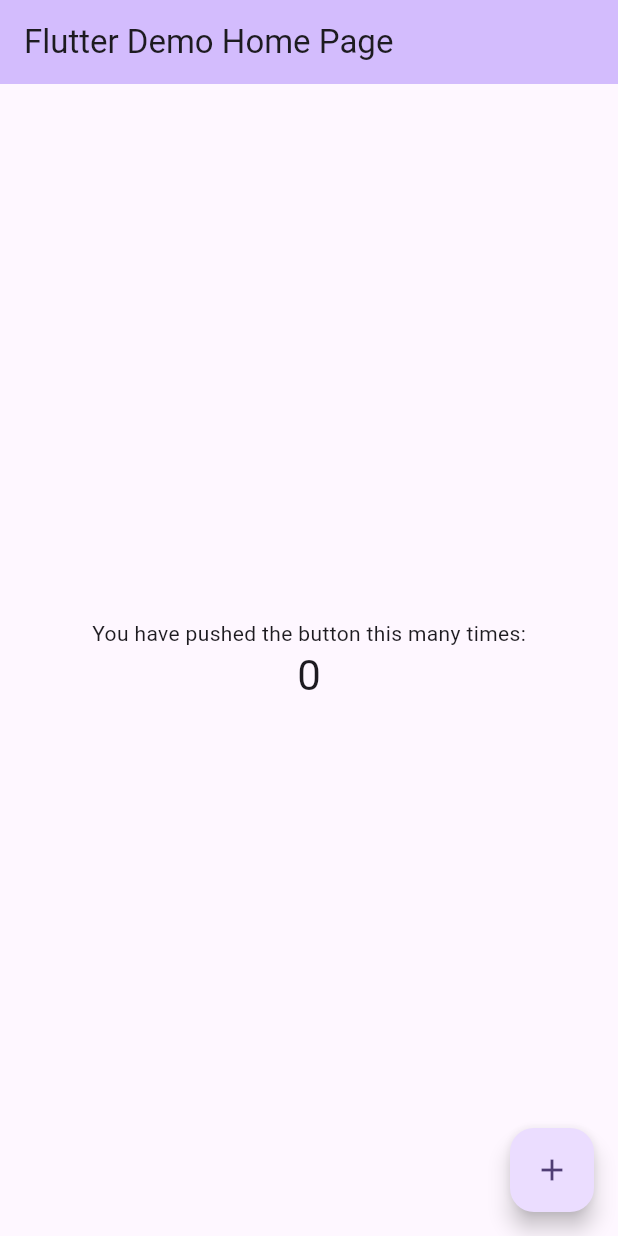
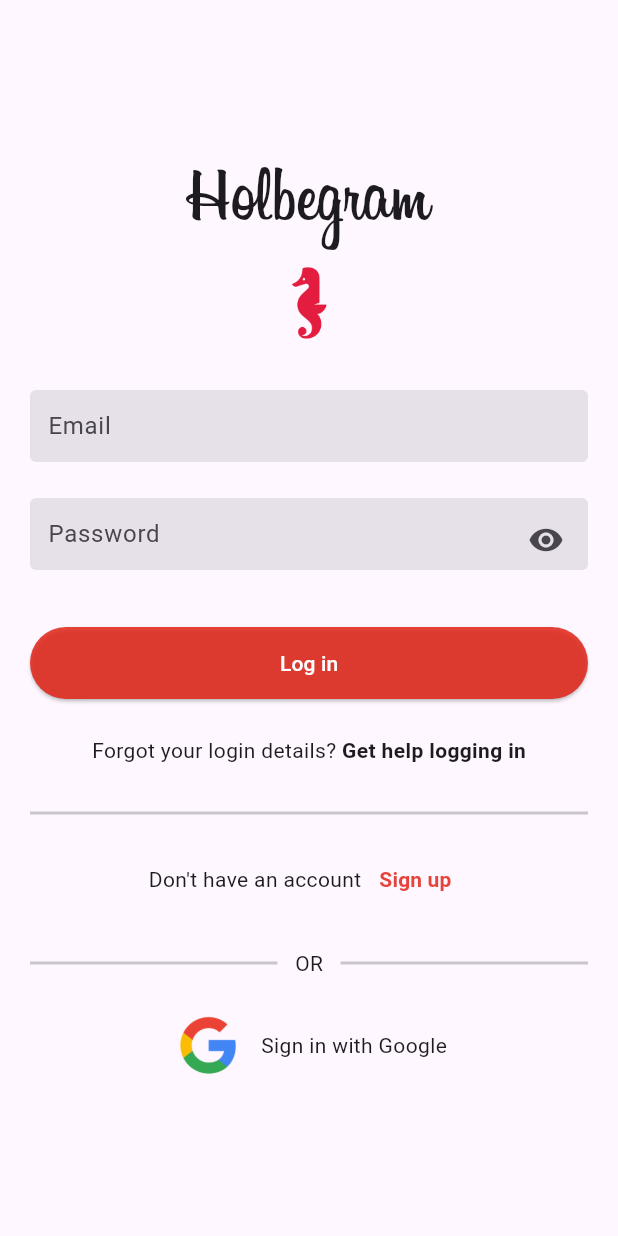
Before and after one commit to Fpierr/holbertonschool-holbegram, a Flutter app: the screen it shows after launch, on a phone screen of 412 x 824 dp. Run offline on Flutter 3.47's test engine with Material 3 defaults, Android fonts, the phone set to English and light mode, and no system bars; our stand-ins replace firebase_core; accounts and stored records are empty.

Commit message:
add signup and login page

```diff
--- a/holbegram/lib/main.dart
+++ b/holbegram/lib/main.dart
@@ -1,125 +1,36 @@
 import 'package:flutter/material.dart';
+import 'package:firebase_core/firebase_core.dart';
+import 'firebase_options.dart';
+import 'screens/login_screen.dart';
+import 'screens/signup_screen.dart';
 
-void main() {
+Future<void> main() async {
+  WidgetsFlutterBinding.ensureInitialized();
+
+  await Firebase.initializeApp(
+    options: DefaultFirebaseOptions.currentPlatform,
+  );
+
   runApp(const MyApp());
 }
 
 class MyApp extends StatelessWidget {
   const MyApp({super.key});
 
-  // This widget is the root of your application.
   @override
   Widget build(BuildContext context) {
     return MaterialApp(
-      title: 'Flutter Demo',
+      title: 'Holbegram',
+      debugShowCheckedModeBanner: false,
       theme: ThemeData(
-        // This is the theme of your application.
-        //
-        // TRY THIS: Try running your application with "flutter run". You'll see
-        // the application has a purple toolbar. Then, without quitting the app,
-        // try changing the seedColor in the colorScheme below to Colors.green
-        // and then invoke "hot reload" (save your changes or press the "hot
-        // reload" button in a Flutter-supported IDE, or press "r" if you used
-        // the command line to start the app).
-        //
-        // Notice that the counter didn't reset back to zero; the application
-        // state is not lost during the reload. To reset the state, use hot
-        // restart instead.
-        //
-        // This works for code too, not just values: Most code changes can be
-        // tested with just a hot reload.
-        colorScheme: ColorScheme.fromSeed(seedColor: Colors.deepPurple),
+        primaryColor: const Color.fromARGB(218, 226, 37, 24),
         useMaterial3: true,
       ),
-      home: const MyHomePage(title: 'Flutter Demo Home Page'),
+      home: const LoginScreen(),
+      routes: {
+        '/login': (context) => const LoginScreen(),
+        '/signup': (context) => const SignUp(),
+      },
     );
   }
 }
-
-class MyHomePage extends StatefulWidget {
-  const MyHomePage({super.key, required this.title});
-
-  // This widget is the home page of your application. It is stateful, meaning
-  // that it has a State object (defined below) that contains fields that affect
-  // how it looks.
-
-  // This class is the configuration for the state. It holds the values (in this
-  // case the title) provided by the parent (in this case the App widget) and
-  // used by the build method of the State. Fields in a Widget subclass are
-  // always marked "final".
-
-  final String title;
-
-  @override
-  State<MyHomePage> createState() => _MyHomePageState();
-}
-
-class _MyHomePageState extends State<MyHomePage> {
-  int _counter = 0;
-
-  void _incrementCounter() {
-    setState(() {
-      // This call to setState tells the Flutter framework that something has
-      // changed in this State, which causes it to rerun the build method below
-      // so that the display can reflect the updated values. If we changed
-      // _counter without calling setState(), then the build method would not be
-      // called again, and so nothing would appear to happen.
-      _counter++;
-    });
-  }
-
-  @override
-  Widget build(BuildContext context) {
-    // This method is rerun every time setState is called, for instance as done
-    // by the _incrementCounter method above.
-    //
-    // The Flutter framework has been optimized to make rerunning build methods
-    // fast, so that you can just rebuild anything that needs updating rather
-    // than having to individually change instances of widgets.
-    return Scaffold(
-      appBar: AppBar(
-        // TRY THIS: Try changing the color here to a specific color (to
-        // Colors.amber, perhaps?) and trigger a hot reload to see the AppBar
-        // change color while the other colors stay the same.
-        backgroundColor: Theme.of(context).colorScheme.inversePrimary,
-        // Here we take the value from the MyHomePage object that was created by
-        // the App.build method, and use it to set our appbar title.
-        title: Text(widget.title),
-      ),
-      body: Center(
-        // Center is a layout widget. It takes a single child and positions it
-        // in the middle of the parent.
-        child: Column(
-          // Column is also a layout widget. It takes a list of children and
-          // arranges them vertically. By default, it sizes itself to fit its
-          // children horizontally, and tries to be as tall as its parent.
-          //
-          // Column has various properties to control how it sizes itself and
-          // how it positions its children. Here we use mainAxisAlignment to
-          // center the children vertically; the main axis here is the vertical
-          // axis because Columns are vertical (the cross axis would be
-          // horizontal).
-          //
-          // TRY THIS: Invoke "debug painting" (choose the "Toggle Debug Paint"
-          // action in the IDE, or press "p" in the console), to see the
-          // wireframe for each widget.
-          mainAxisAlignment: MainAxisAlignment.center,
-          children: <Widget>[
-            const Text(
-              'You have pushed the button this many times:',
-            ),
-            Text(
-              '$_counter',
-              style: Theme.of(context).textTheme.headlineMedium,
-            ),
-          ],
-        ),
-      ),
-      floatingActionButton: FloatingActionButton(
-        onPressed: _incrementCounter,
-        tooltip: 'Increment',
-        child: const Icon(Icons.add),
-      ), // This trailing comma makes auto-formatting nicer for build methods.
-    );
-  }
-}
--- /dev/null
+++ b/holbegram/lib/screens/login_screen.dart
@@ -0,0 +1,176 @@
+import 'package:flutter/material.dart';
+import 'package:holbegram/screens/signup_screen.dart';
+import 'package:holbegram/widgets/text_field.dart';
+
+class LoginScreen extends StatefulWidget {
+  const LoginScreen({super.key});
+
+  @override
+  State<LoginScreen> createState() => _LoginScreenState();
+}
+
+class _LoginScreenState extends State<LoginScreen> {
+  final TextEditingController emailController = TextEditingController();
+  final TextEditingController passwordController = TextEditingController();
+  bool _passwordVisible = true;
+
+  @override
+  void initState() {
+    super.initState();
+    _passwordVisible = true;
+  }
+
+  @override
+  void dispose() {
+    emailController.dispose();
+    passwordController.dispose();
+    super.dispose();
+  }
+
+  @override
+  Widget build(BuildContext context) {
+    return Scaffold(
+      body: SingleChildScrollView(
+        child: Column(
+          mainAxisSize: MainAxisSize.min,
+          mainAxisAlignment: MainAxisAlignment.center,
+          children: [
+            const SizedBox(height: 100),
+            const Text(
+              'Holbegram',
+              style: TextStyle(
+                fontFamily: 'Billabong',
+                fontSize: 50,
+              ),
+            ),
+            Image.asset(
+              'assets/images/logo.png',
+              width: 80,
+              height: 60,
+            ),
+            Padding(
+              padding: const EdgeInsets.symmetric(horizontal: 20),
+              child: Column(
+                children: [
+                  const SizedBox(height: 28),
+                  TextFieldInput(
+                    controller: emailController,
+                    ispassword: false,
+                    hintText: 'Email',
+                    keyboardType: TextInputType.emailAddress,
+                  ),
+                  const SizedBox(height: 24),
+                  TextFieldInput(
+                    controller: passwordController,
+                    ispassword: !_passwordVisible,
+                    hintText: 'Password',
+                    keyboardType: TextInputType.visiblePassword,
+                    suffixIcon: IconButton(
+                      alignment: Alignment.bottomLeft,
+                      icon: Icon(
+                        _passwordVisible
+                            ? Icons.visibility
+                            : Icons.visibility_off,
+                      ),
+                      onPressed: () {
+                        setState(() {
+                          _passwordVisible = !_passwordVisible;
+                        });
+                      },
+                    ),
+                  ),
+                  const SizedBox(height: 38),
+                  SizedBox(
+                    height: 48,
+                    width: double.infinity,
+                    child: ElevatedButton(
+                      style: ButtonStyle(
+                        backgroundColor: WidgetStateProperty.all(
+                          const Color.fromARGB(218, 226, 37, 24),
+                        ),
+                      ),
+                      onPressed: () {},
+                      child: const Text(
+                        'Log in',
+                        style: TextStyle(color: Colors.white),
+                      ),
+                    ),
+                  ),
+                  const SizedBox(height: 24),
+                  const Row(
+                    mainAxisAlignment: MainAxisAlignment.center,
+                    children: [
+                      Text('Forgot your login details? '),
+                      Text(
+                        'Get help logging in',
+                        style: TextStyle(fontWeight: FontWeight.bold),
+                      ),
+                    ],
+                  ),
+                  const Flexible(
+                    flex: 0,
+                    child: SizedBox(),
+                  ),
+                  const SizedBox(height: 24),
+                  const Divider(thickness: 2),
+                  Padding(
+                    padding: const EdgeInsets.symmetric(vertical: 12),
+                    child: Row(
+                      mainAxisAlignment: MainAxisAlignment.center,
+                      children: [
+                        const Text("Don't have an account"),
+                        TextButton(
+                          onPressed: () {
+                            Navigator.push(
+                              context,
+                              MaterialPageRoute(
+                                builder: (context) => const SignUp(),
+                              ),
+                            );
+                          },
+                          child: const Text(
+                            'Sign up',
+                            style: TextStyle(
+                              fontWeight: FontWeight.bold,
+                              color: Color.fromARGB(218, 226, 37, 24),
+                            ),
+                          ),
+                        ),
+                      ],
+                    ),
+                  ),
+                  const SizedBox(height: 10),
+                  const Row(
+                    children: [
+                      Flexible(child: Divider(thickness: 2)),
+                      Padding(
+                        padding: EdgeInsets.symmetric(horizontal: 8),
+                        child: Text(" OR "),
+                      ),
+                      Flexible(child: Divider(thickness: 2)),
+                    ],
+                  ),
+                  const SizedBox(height: 20),
+                  Row(
+                    mainAxisSize: MainAxisSize.min,
+                    mainAxisAlignment: MainAxisAlignment.center,
+                    children: [
+                      Image.asset(
+                        'assets/images/google_logo.png',
+                        width: 50,
+                        height: 50,
+                      ),
+                      const SizedBox(width: 10),
+                      const Text("Sign in with Google"),
+                    ],
+                  ),
+                ],
+              ),
+            ),
+            const SizedBox(height: 20),
+          ],
+        ),
+      ),
+    );
+  }
+}
--- /dev/null
+++ b/holbegram/lib/widgets/text_field.dart
@@ -0,0 +1,53 @@
+import 'package:flutter/material.dart';
+
+class TextFieldInput extends StatelessWidget {
+  final TextEditingController controller;
+  final bool ispassword; // Correction du nom selon la consigne
+  final String hintText;
+  final Widget? suffixIcon;
+  final TextInputType keyboardType;
+
+  const TextFieldInput({
+    super.key,
+    required this.controller,
+    required this.ispassword, // Doit être requis
+    required this.hintText,
+    this.suffixIcon,
+    required this.keyboardType, // Doit être requis
+  });
+
+  @override
+  Widget build(BuildContext context) {
+    return TextField(
+      keyboardType: keyboardType,
+      controller: controller,
+      cursorColor: const Color.fromARGB(218, 226, 37, 24),
+      decoration: InputDecoration(
+        hintText: hintText,
+        border: const OutlineInputBorder(
+          borderSide: BorderSide(
+            color: Colors.transparent,
+            style: BorderStyle.none,
+          ),
+        ),
+        focusedBorder: const OutlineInputBorder(
+          borderSide: BorderSide(
+            color: Colors.transparent,
+            style: BorderStyle.none,
+          ),
+        ),
+        enabledBorder: const OutlineInputBorder(
+          borderSide: BorderSide(
+            color: Colors.transparent,
+            style: BorderStyle.none,
+          ),
+        ),
+        filled: true,
+        contentPadding: const EdgeInsets.all(8),
+        suffixIcon: suffixIcon,
+      ),
+      textInputAction: TextInputAction.next,
+      obscureText: ispassword,
+    );
+  }
+}
```
Also changed, not shown: holbegram/lib/screens/signup_screen.dart (added, +179 -0 lines), holbegram/pubspec.yaml (+20 -54 lines), holbegram/assets/images/google_logo.png (added), holbegram/assets/images/logo.png (added), holbegram/firebase.json (added), holbegram/fonts/Billabong.ttf (added), holbegram/fonts/InstagramSans.ttf (added), holbegram/lib/firebase_options.dart (added), holbegram/lib/screens/upload_image_screen.dart (added), holbegram/pubspec.lock, 7 other files.
